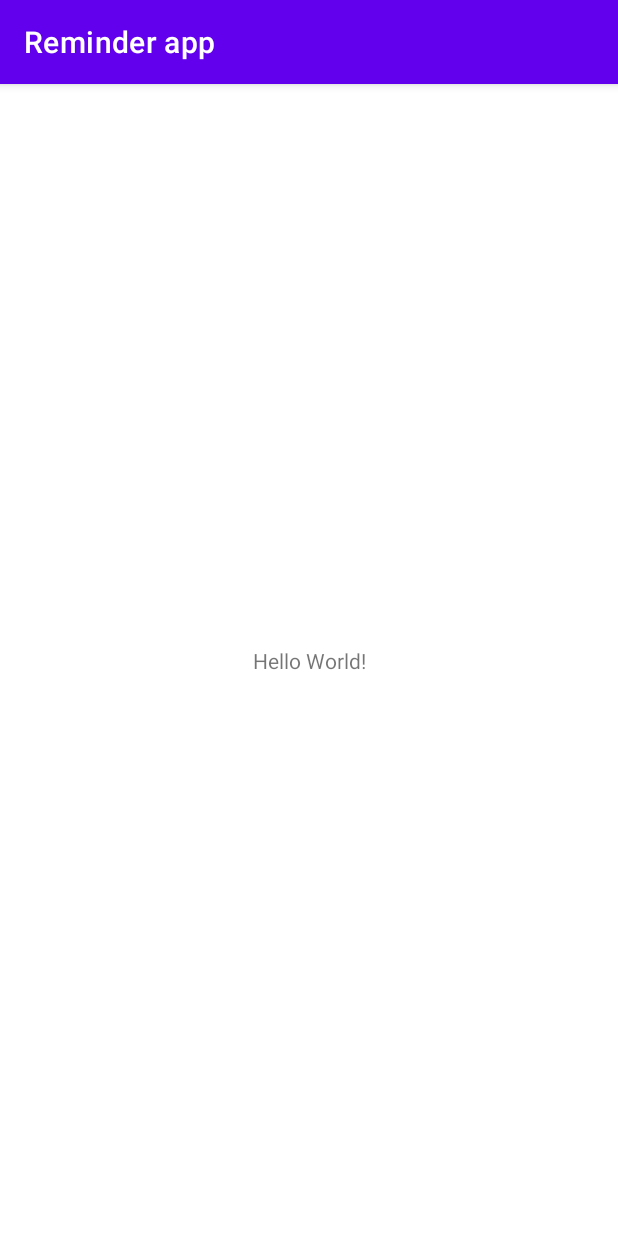
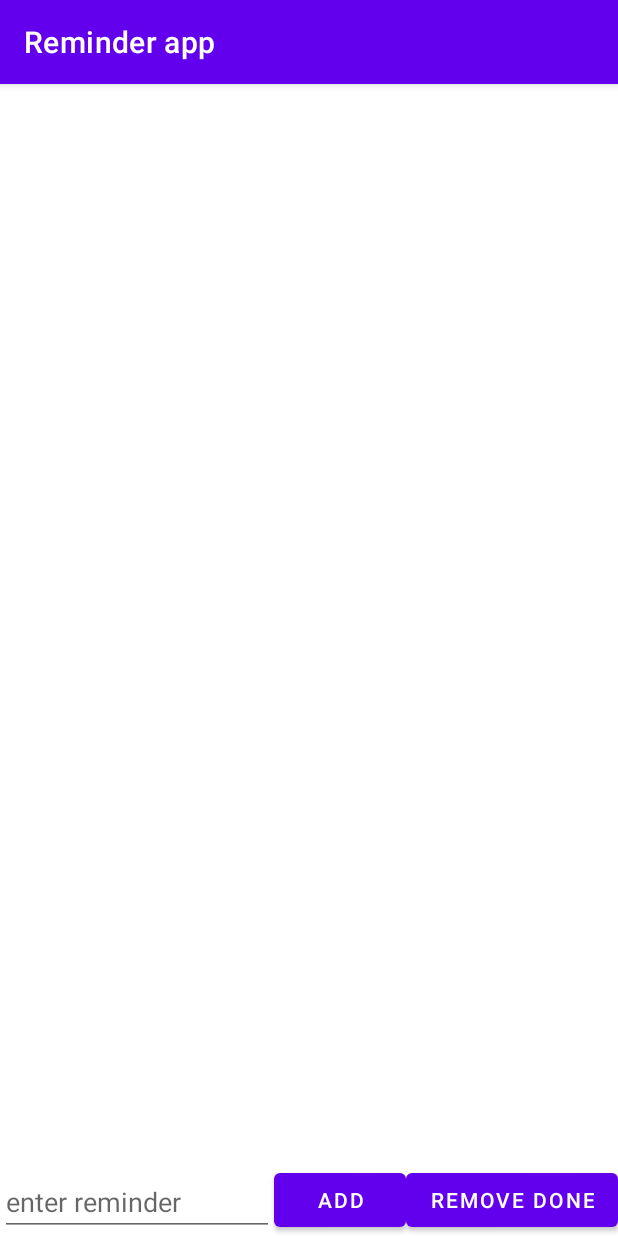
Before and after one commit to naolarega/Reminder_app, an Android app: the screen it shows after launch (MainActivity), on a phone screen of 412 x 824 dp. Run offline under Robolectric (Android 15) with nearby library versions, the phone set to English and light mode, and no system bars.

Commit message:
Added ui elements to main activity_main.xml

```diff
--- a/app/build.gradle
+++ b/app/build.gradle
@@ -38,6 +38,7 @@ dependencies {
     implementation 'androidx.appcompat:appcompat:1.2.0'
     implementation 'com.google.android.material:material:1.3.0'
     implementation 'androidx.constraintlayout:constraintlayout:2.0.4'
+    implementation 'com.google.android.material:material:1.3.0'
     testImplementation 'junit:junit:4.+'
     androidTestImplementation 'androidx.test.ext:junit:1.1.1'
     androidTestImplementation 'androidx.test.espresso:espresso-core:3.2.0'
--- a/app/src/main/res/layout/activity_main.xml
+++ b/app/src/main/res/layout/activity_main.xml
@@ -6,13 +6,37 @@
     android:layout_height="match_parent"
     tools:context=".MainActivity">
 
-    <TextView
+    <androidx.recyclerview.widget.RecyclerView
+        android:id="@+id/rvReminderItem"
+        android:layout_width="match_parent"
+        android:layout_height="0dp"
+        app:layout_constraintBottom_toTopOf="@+id/etReminderTitle"
+        app:layout_constraintEnd_toEndOf="parent"
+        app:layout_constraintStart_toStartOf="parent"
+        app:layout_constraintTop_toTopOf="parent" />
+
+    <EditText
+        android:id="@+id/etReminderTitle"
+        android:layout_width="0dp"
+        android:layout_height="wrap_content"
+        android:hint="enter reminder"
+        app:layout_constraintBottom_toBottomOf="parent"
+        app:layout_constraintEnd_toStartOf="@+id/btnAddReminder"
+        app:layout_constraintStart_toStartOf="parent" />
+
+    <Button
+        android:id="@+id/btnAddReminder"
         android:layout_width="wrap_content"
         android:layout_height="wrap_content"
-        android:text="Hello World!"
+        android:text="Add"
         app:layout_constraintBottom_toBottomOf="parent"
-        app:layout_constraintLeft_toLeftOf="parent"
-        app:layout_constraintRight_toRightOf="parent"
-        app:layout_constraintTop_toTopOf="parent" />
+        app:layout_constraintEnd_toStartOf="@+id/btnRemoveReminder" />
 
+    <Button
+        android:id="@+id/btnRemoveReminder"
+        android:layout_width="wrap_content"
+        android:layout_height="wrap_content"
+        android:text="Remove done"
+        app:layout_constraintBottom_toBottomOf="parent"
+        app:layout_constraintEnd_toEndOf="parent" />
 </androidx.constraintlayout.widget.ConstraintLayout>
--- /dev/null
+++ b/app/src/main/res/layout/item_reminder.xml
@@ -0,0 +1,6 @@
+<?xml version="1.0" encoding="utf-8"?>
+<androidx.constraintlayout.widget.ConstraintLayout
+    xmlns:android="http://schemas.android.com/apk/res/android" android:layout_width="match_parent"
+    android:layout_height="match_parent">
+
+</androidx.constraintlayout.widget.ConstraintLayout>
--- a/build.gradle
+++ b/build.gradle
@@ -6,7 +6,7 @@ buildscript {
         jcenter()
     }
     dependencies {
-        classpath "com.android.tools.build:gradle:4.1.2"
+        classpath 'com.android.tools.build:gradle:4.1.3'
         classpath "org.jetbrains.kotlin:kotlin-gradle-plugin:$kotlin_version"
 
         // NOTE: Do not place your application dependencies here; they belong
```
